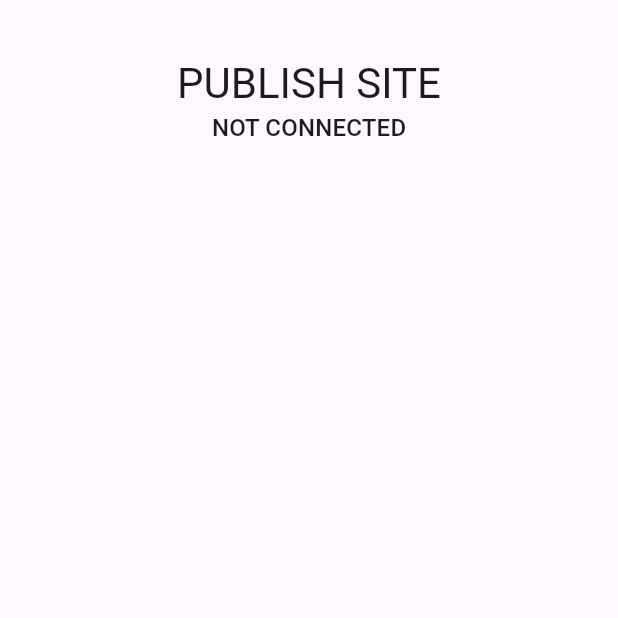
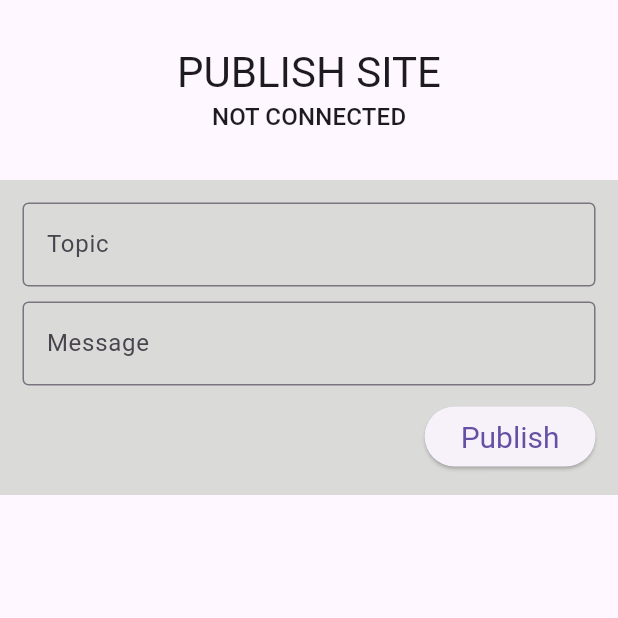
Before and after one commit to codecinn27/MQTT-Client-Flutter, a Flutter app: the PublishScreen screen opened directly, on a phone screen of 412 x 824 dp, the top half of it. Run offline on Flutter 3.47's test engine with Material 3 defaults, Android fonts, the phone set to English and light mode, and no system bars; our stand-ins replace google_fonts; missing offline and left inert: mqtt_client; Roboto replaces fonts that are missing (Kanit).

Commit message:
publish screen complete

```diff
--- a/lib/main.dart
+++ b/lib/main.dart
@@ -1,5 +1,6 @@
 import 'package:flutter/material.dart';
-import 'package:mqtt_led/providers/broker_provider.dart';
+// import 'package:mqtt_led/providers/broker_provider.dart';
+import 'package:mqtt_led/providers/mqttService_provider.dart';
 import 'package:mqtt_led/widget/bottom_navigation_bar3.dart';
 import 'package:provider/provider.dart';
 
@@ -7,7 +8,7 @@ import 'package:provider/provider.dart';
 void main() {
   runApp(
     ChangeNotifierProvider(
-      create: (context)=>GlobalState(),
+      create: (context)=>MQTTProvider(),
       child: MaterialApp(
           home: BottomNavigationBar3(),
           debugShowCheckedModeBanner: false,
--- /dev/null
+++ b/lib/providers/mqttService_provider.dart
@@ -0,0 +1,50 @@
+import 'package:flutter/material.dart';
+import 'package:mqtt_client/mqtt_client.dart';
+import 'package:mqtt_client/mqtt_server_client.dart';
+
+class MQTTProvider with ChangeNotifier {
+  late MqttServerClient _client;
+  bool _isConnected = false;
+  String _brokerAddress = '';
+
+  bool get isConnected => _isConnected;
+  String get brokerAddress => _brokerAddress;
+
+  Future<void> connect(String address, {int port = 1883}) async {
+    _brokerAddress = address;
+    _client = MqttServerClient(address, 'flutter_client');
+    _client.port = port; // Now uses port
+    _client.keepAlivePeriod = 20;
+    _client.onConnected = onConnected;
+    _client.onDisconnected = onDisconnected;
+    _client.logging(on: false);
+
+    try {
+      await _client.connect();
+    } catch (e) {
+      _client.disconnect();
+    }
+  }
+
+  void onConnected() {
+    print("Connected to broker");
+    _isConnected = true;
+    notifyListeners();
+
+    // Immediately publish to topic `test`
+    publish('test', 'successful connection');
+  }
+
+  void onDisconnected() {
+    print("Disconnected from broker");
+    _isConnected = false;
+    notifyListeners();
+  }
+
+  void publish(String topic, String message) {
+    final builder = MqttClientPayloadBuilder();
+    builder.addString(message);
+    _client.publishMessage(topic, MqttQos.atLeastOnce, builder.payload!);
+  }
+
+}
--- a/lib/screens/publish.dart
+++ b/lib/screens/publish.dart
@@ -1,30 +1,133 @@
 import 'package:flutter/material.dart';
-import 'package:mqtt_led/providers/broker_provider.dart';
+import 'package:mqtt_led/providers/mqttService_provider.dart';
 import 'package:mqtt_led/share/styled_text.dart';
 import 'package:provider/provider.dart';
 
-class PublishScreen extends StatelessWidget {
+class PublishScreen extends StatefulWidget {
   const PublishScreen({super.key});
 
   @override
+  State<PublishScreen> createState() => _PublishScreenState();
+}
+
+class _PublishScreenState extends State<PublishScreen> {
+  final _topicController = TextEditingController();
+  final _messageController = TextEditingController();
+
+  @override
+  void dispose() {
+    _topicController.dispose(); //prevent memory leak
+    _messageController.dispose();
+    super.dispose();
+  }
+
+
+  @override
   Widget build(BuildContext context) {
-    final brokerAddress = Provider.of<GlobalState>(context).brokerAddress;
-    final displayAddress = brokerAddress.isEmpty
-        ? 'Not connected'
-        : brokerAddress!;
+    final mqtt = Provider.of<MQTTProvider>(context, listen: false);
+    final brokerAddress = mqtt.brokerAddress;
+    final displayAddress = brokerAddress.isEmpty ? 'Not connected': brokerAddress;
+
     return Scaffold(
       appBar: AppBar(
         toolbarHeight: 120,
         title: Center(
             child:Column(
+              mainAxisAlignment: MainAxisAlignment.center,
               children: [
                 const SizedBox(height: 15),
                 StyledHeading("Publish Site"),
-                StyledTitle(displayAddress), // Removed interpolation
+                StyledTitle(displayAddress),
+                const SizedBox(height: 15),
               ],
             ),
         ),
       ),
+      body: Center(
+        child: Column(
+          crossAxisAlignment: CrossAxisAlignment.start,
+          children: [
+            _SampleCard(
+              topicController: _topicController,
+              messageController: _messageController,
+            ),
+          ],
+        ),
+      ) ,
     );
   }
 }
+
+
+class _SampleCard extends StatelessWidget {
+  const _SampleCard({
+    required this.topicController,
+    required this.messageController,
+  });
+
+  final TextEditingController topicController;
+  final TextEditingController messageController;
+
+  void publishMqttMessage(BuildContext context) {
+    final mqttProvider = Provider.of<MQTTProvider>(context, listen: false);
+    final topic = topicController.text.trim();
+    final message = messageController.text.trim();
+
+    if (topic.isNotEmpty && message.isNotEmpty && mqttProvider.isConnected) {
+      mqttProvider.publish(topic, message);
+      ScaffoldMessenger.of(context).showSnackBar(
+        const SnackBar(content: Text('Message Published!')),
+      );
+    } else {
+      ScaffoldMessenger.of(context).showSnackBar(
+        const SnackBar(content: Text('Please enter topic & message, and ensure you are connected')),
+      );
+    }
+  }
+
+  @override
+  Widget build(BuildContext context) {
+
+  return Container(
+    width: double.infinity,
+    padding: const EdgeInsets.all(15), // 10 padding on top + bottom = +20px
+    color: const Color.fromARGB(255, 218, 218, 217), // 🌈 Add your desired color here
+
+    child: Center(
+      child: Column(
+        children: [
+          TextField(
+            controller: topicController,
+            decoration: const InputDecoration(
+              labelText: 'Topic',
+              border: OutlineInputBorder(),
+            ),
+          ),
+          const SizedBox(height: 10),
+          TextField(
+            controller: messageController,
+            decoration: const InputDecoration(
+              labelText: 'Message',
+              border: OutlineInputBorder(),
+            ),
+          ),
+          const SizedBox(height: 10),
+          Row(
+            mainAxisAlignment: MainAxisAlignment.end,
+            children: [
+              ElevatedButton(
+                style: ElevatedButton.styleFrom(
+                  textStyle: const TextStyle(fontSize: 20),
+                ),
+                 onPressed: () => publishMqttMessage(context),
+                child: const Text('Publish'),
+              ),
+            ],
+          ),
+
+        ],
+      ),
+    ),
+  );}
+
+}
--- a/lib/screens/subscribe.dart
+++ b/lib/screens/subscribe.dart
@@ -1,5 +1,5 @@
 import 'package:flutter/material.dart';
-import 'package:mqtt_led/providers/broker_provider.dart';
+import 'package:mqtt_led/providers/mqttService_provider.dart';
 import 'package:mqtt_led/share/styled_text.dart';
 import 'package:mqtt_led/widget/card_list.dart';
 import 'package:provider/provider.dart';
@@ -14,7 +14,8 @@ class Subscribe_screen extends StatefulWidget {
 class _Subscribe_screenState extends State<Subscribe_screen> {
   @override
   Widget build(BuildContext context) {
-    final brokerAddress = Provider.of<GlobalState>(context).brokerAddress;
+    final mqtt = Provider.of<MQTTProvider>(context, listen: false);
+    final brokerAddress = mqtt.brokerAddress;
     final displayAddress = brokerAddress.isEmpty
         ? 'Not connected'
         : brokerAddress!;
```
Also changed, not shown: lib/screens/broker.dart (+15 -24 lines).
